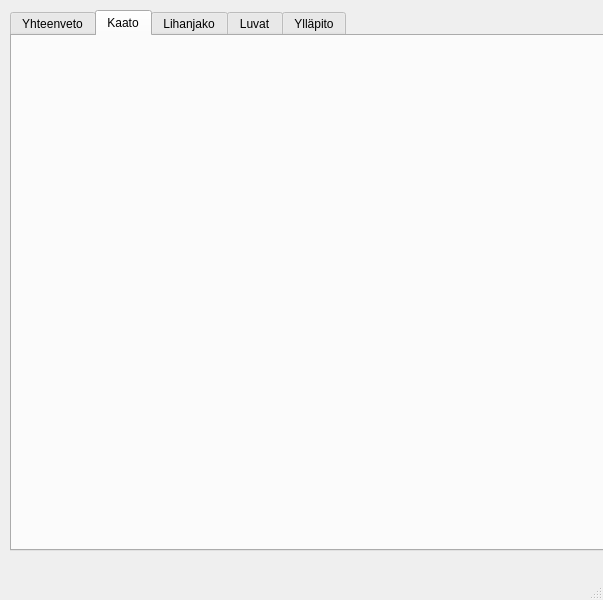
Qt form MultiPageMainWindow.ui (TiViOpetus/hirviporukka) before a commit.
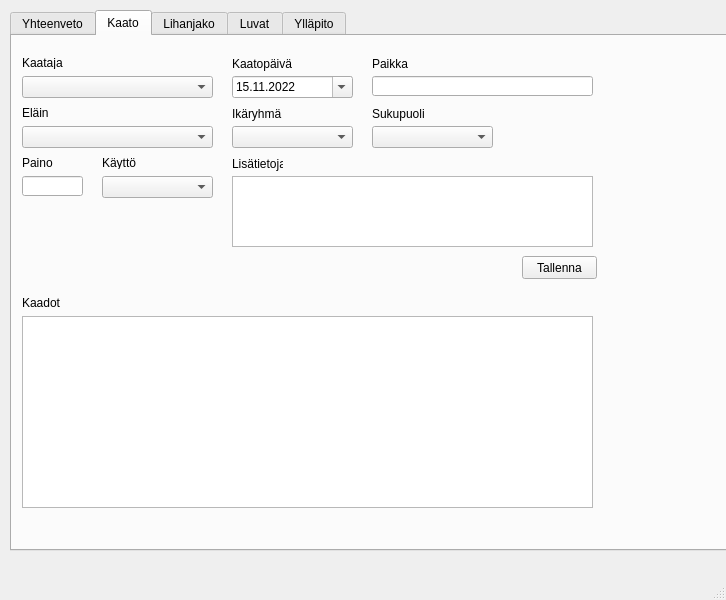
The same form after that commit. The open tabs and pages were chosen to show the change.

Commit message: Lopullinen käyttöliittymä

```diff
--- a/MultiPageMainWindow.ui
+++ b/MultiPageMainWindow.ui
@@ -6,7 +6,7 @@
    <rect>
     <x>0</x>
     <y>0</y>
-    <width>603</width>
+    <width>726</width>
     <height>600</height>
    </rect>
   </property>
@@ -68,6 +68,274 @@
      <attribute name="title">
       <string>Kaato</string>
      </attribute>
+     <widget class="QComboBox" name="shotByComboBox">
+      <property name="geometry">
+       <rect>
+        <x>10</x>
+        <y>40</y>
+        <width>191</width>
+        <height>22</height>
+       </rect>
+      </property>
+     </widget>
+     <widget class="QLabel" name="shotByLabel">
+      <property name="geometry">
+       <rect>
+        <x>10</x>
+        <y>20</y>
+        <width>47</width>
+        <height>13</height>
+       </rect>
+      </property>
+      <property name="text">
+       <string>Kaataja</string>
+      </property>
+     </widget>
+     <widget class="QDateEdit" name="shotDateEdit">
+      <property name="geometry">
+       <rect>
+        <x>220</x>
+        <y>40</y>
+        <width>121</width>
+        <height>22</height>
+       </rect>
+      </property>
+      <property name="locale">
+       <locale language="Finnish" country="Finland"/>
+      </property>
+      <property name="displayFormat">
+       <string>dd.MM.yyyy</string>
+      </property>
+      <property name="calendarPopup">
+       <bool>true</bool>
+      </property>
+      <property name="date">
+       <date>
+        <year>2022</year>
+        <month>11</month>
+        <day>15</day>
+       </date>
+      </property>
+     </widget>
+     <widget class="QLabel" name="shotDateLabel">
+      <property name="geometry">
+       <rect>
+        <x>220</x>
+        <y>20</y>
+        <width>101</width>
+        <height>16</height>
+       </rect>
+      </property>
+      <property name="text">
+       <string>Kaatopäivä</string>
+      </property>
+     </widget>
+     <widget class="QComboBox" name="animalComboBox">
+      <property name="geometry">
+       <rect>
+        <x>10</x>
+        <y>90</y>
+        <width>191</width>
+        <height>22</height>
+       </rect>
+      </property>
+     </widget>
+     <widget class="QComboBox" name="ageGroupComboBox">
+      <property name="geometry">
+       <rect>
+        <x>220</x>
+        <y>90</y>
+        <width>121</width>
+        <height>22</height>
+       </rect>
+      </property>
+     </widget>
+     <widget class="QComboBox" name="genderComboBox">
+      <property name="geometry">
+       <rect>
+        <x>360</x>
+        <y>90</y>
+        <width>121</width>
+        <height>22</height>
+       </rect>
+      </property>
+     </widget>
+     <widget class="QLabel" name="shotByLabel_2">
+      <property name="geometry">
+       <rect>
+        <x>10</x>
+        <y>70</y>
+        <width>47</width>
+        <height>13</height>
+       </rect>
+      </property>
+      <property name="text">
+       <string>Eläin</string>
+      </property>
+     </widget>
+     <widget class="QLabel" name="shotByLabel_3">
+      <property name="geometry">
+       <rect>
+        <x>220</x>
+        <y>70</y>
+        <width>61</width>
+        <height>16</height>
+       </rect>
+      </property>
+      <property name="text">
+       <string>Ikäryhmä</string>
+      </property>
+     </widget>
+     <widget class="QLabel" name="shotByLabel_4">
+      <property name="geometry">
+       <rect>
+        <x>360</x>
+        <y>70</y>
+        <width>61</width>
+        <height>16</height>
+       </rect>
+      </property>
+      <property name="text">
+       <string>Sukupuoli</string>
+      </property>
+     </widget>
+     <widget class="QComboBox" name="usageComboBox">
+      <property name="geometry">
+       <rect>
+        <x>90</x>
+        <y>140</y>
+        <width>111</width>
+        <height>22</height>
+       </rect>
+      </property>
+     </widget>
+     <widget class="QLineEdit" name="weightLineEdit">
+      <property name="geometry">
+       <rect>
+        <x>10</x>
+        <y>140</y>
+        <width>61</width>
+        <height>20</height>
+       </rect>
+      </property>
+     </widget>
+     <widget class="QLabel" name="shotByLabel_5">
+      <property name="geometry">
+       <rect>
+        <x>10</x>
+        <y>120</y>
+        <width>47</width>
+        <height>13</height>
+       </rect>
+      </property>
+      <property name="text">
+       <string>Paino</string>
+      </property>
+     </widget>
+     <widget class="QLabel" name="shotByLabel_6">
+      <property name="geometry">
+       <rect>
+        <x>90</x>
+        <y>120</y>
+        <width>47</width>
+        <height>13</height>
+       </rect>
+      </property>
+      <property name="text">
+       <string>Käyttö</string>
+      </property>
+     </widget>
+     <widget class="QPlainTextEdit" name="additionalInfoTextEdit">
+      <property name="geometry">
+       <rect>
+        <x>220</x>
+        <y>140</y>
+        <width>361</width>
+        <height>71</height>
+       </rect>
+      </property>
+      <property name="toolTip">
+       <string>Tähän vieraan kaatajan nimi tai havaintoja eläimestä</string>
+      </property>
+      <property name="toolTipDuration">
+       <number>10000</number>
+      </property>
+     </widget>
+     <widget class="QLabel" name="shotByLabel_7">
+      <property name="geometry">
+       <rect>
+        <x>220</x>
+        <y>120</y>
+        <width>51</width>
+        <height>16</height>
+       </rect>
+      </property>
+      <property name="text">
+       <string>Lisätietoja</string>
+      </property>
+     </widget>
+     <widget class="QTableWidget" name="killsKillsTableWidget">
+      <property name="geometry">
+       <rect>
+        <x>10</x>
+        <y>280</y>
+        <width>571</width>
+        <height>192</height>
+       </rect>
+      </property>
+     </widget>
+     <widget class="QLabel" name="shotByLabel_8">
+      <property name="geometry">
+       <rect>
+        <x>10</x>
+        <y>260</y>
+        <width>47</width>
+        <height>13</height>
+       </rect>
+      </property>
+      <property name="text">
+       <string>Kaadot</string>
+      </property>
+     </widget>
+     <widget class="QPushButton" name="saveShotPushButton">
+      <property name="geometry">
+       <rect>
+        <x>510</x>
+        <y>220</y>
+        <width>75</width>
+        <height>23</height>
+       </rect>
+      </property>
+      <property name="text">
+       <string>Tallenna</string>
+      </property>
+     </widget>
+     <widget class="QLineEdit" name="locationLineEdit">
+      <property name="geometry">
+       <rect>
+        <x>360</x>
+        <y>40</y>
+        <width>221</width>
+        <height>20</height>
+       </rect>
+      </property>
+      <property name="toolTip">
+       <string>Karttaan merkitty paikannimi</string>
+      </property>
+     </widget>
+     <widget class="QLabel" name="shotDateLabel_2">
+      <property name="geometry">
+       <rect>
+        <x>360</x>
+        <y>20</y>
+        <width>101</width>
+        <height>16</height>
+       </rect>
+      </property>
+      <property name="text">
+       <string>Paikka</string>
+      </property>
+     </widget>
     </widget>
     <widget class="QWidget" name="sharePage">
      <attribute name="title">
```
Left out of the diff: 447 changed lines with no effect on the pictures.
